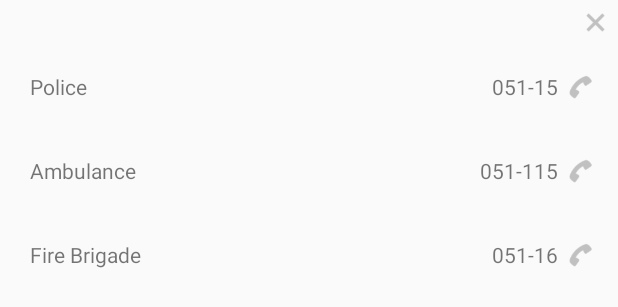
After one commit to codernaut/citizenconnect, an Android app: the layout fragment_emergency_contact.xml on its own in the app's theme, with its tools: preview values and no code run, on a phone screen of 412 x 824 dp. The commit adds this screen. Shown: the top 307 px of the screen. Run offline under Robolectric (Android 15) with nearby library versions, the phone set to English and light mode, and no system bars.

Commit message:
Emergency Contact Popup added
Emergency contacts are removed from menu and added in popup

```diff
--- /dev/null
+++ b/Android App/app/src/main/res/layout/fragment_emergency_contact.xml
@@ -0,0 +1,112 @@
+<LinearLayout xmlns:android="http://schemas.android.com/apk/res/android"
+    xmlns:tools="http://schemas.android.com/tools"
+    android:layout_width="match_parent"
+    android:layout_height="match_parent"
+    android:orientation="vertical"
+    tools:context="org.cfp.citizenconnect.Popups.EmergencyContactFragment">
+
+
+    <ImageButton
+        android:id="@+id/closeButton"
+        android:layout_width="30dp"
+        android:layout_height="30dp"
+        android:layout_gravity="right"
+        android:scaleType="fitCenter"
+        android:padding="5dp"
+        android:background="@android:color/transparent"
+        android:src="@android:drawable/ic_menu_close_clear_cancel"
+        android:tint="@color/darkGrey" />
+
+    <LinearLayout
+        android:id="@+id/ll_police"
+        android:layout_width="match_parent"
+        android:layout_height="?attr/actionBarSize"
+        android:gravity="center_vertical"
+        android:orientation="horizontal"
+        android:paddingLeft="20dp"
+        android:paddingRight="10dp">
+
+        <TextView
+            android:layout_width="wrap_content"
+            android:layout_height="wrap_content"
+            android:layout_weight="1"
+            android:text="@string/police_title" />
+
+        <TextView
+            android:id="@+id/police_number"
+            android:layout_width="wrap_content"
+            android:layout_height="wrap_content"
+            android:text="@string/police" />
+
+        <ImageView
+            android:layout_width="30dp"
+            android:layout_height="match_parent"
+            android:padding="5dp"
+            android:scaleType="fitCenter"
+            android:src="@android:drawable/ic_menu_call"
+            android:tint="@color/darkGrey" />
+
+    </LinearLayout>
+
+    <LinearLayout
+        android:id="@+id/ll_ambulance"
+        android:layout_width="match_parent"
+        android:layout_height="?attr/actionBarSize"
+        android:gravity="center_vertical"
+        android:orientation="horizontal"
+        android:paddingLeft="20dp"
+        android:paddingRight="10dp">
+
+        <TextView
+            android:layout_width="wrap_content"
+            android:layout_height="wrap_content"
+            android:layout_weight="1"
+            android:text="@string/ambulance_title" />
+
+        <TextView
+            android:id="@+id/ambulance_number"
+            android:layout_width="wrap_content"
+            android:layout_height="wrap_content"
+            android:text="@string/ambulance" />
+
+        <ImageView
+            android:layout_width="30dp"
+            android:layout_height="match_parent"
+            android:padding="5dp"
+            android:scaleType="fitCenter"
+            android:src="@android:drawable/ic_menu_call"
+            android:tint="@color/darkGrey" />
+
+    </LinearLayout>
+
+    <LinearLayout
+        android:id="@+id/ll_fire_brigade"
+        android:layout_width="match_parent"
+        android:layout_height="?attr/actionBarSize"
+        android:gravity="center_vertical"
+        android:orientation="horizontal"
+        android:paddingLeft="20dp"
+        android:paddingRight="10dp">
+
+        <TextView
+            android:layout_width="wrap_content"
+            android:layout_height="wrap_content"
+            android:layout_weight="1"
+            android:text="@string/fire_brigade_title" />
+
+        <TextView
+            android:id="@+id/fire_brigade_number"
+            android:layout_width="wrap_content"
+            android:layout_height="wrap_content"
+            android:text="@string/fireBrigade" />
+
+        <ImageView
+            android:layout_width="30dp"
+            android:layout_height="match_parent"
+            android:padding="5dp"
+            android:scaleType="fitCenter"
+            android:src="@android:drawable/ic_menu_call"
+            android:tint="@color/darkGrey" />
+
+    </LinearLayout>
+</LinearLayout>
--- a/Android App/app/src/main/res/values/strings.xml
+++ b/Android App/app/src/main/res/values/strings.xml
@@ -29,4 +29,8 @@
     <string name="no_internet_msg">No Internet Available</string>
     <string name="status_success">success</string>
     <string name="sendEmailURL">xxxx</string>
+    <string name="police_title">Police</string>
+    <string name="ambulance_title">Ambulance</string>
+    <string name="fire_brigade_title">Fire Brigade</string>
+
 </resources>
```
Also changed, not shown: Android App/app/src/main/java/org/cfp/citizenconnect/MainActivity.java (+22 -8 lines), Android App/app/src/main/java/org/cfp/citizenconnect/Popups/BaseFragment.java (added, +36 -0 lines), Android App/app/src/main/java/org/cfp/citizenconnect/Popups/EmergencyContactFragment.java (added, +101 -0 lines), Android App/app/src/main/res/menu/notification_menu.xml (+36 -22 lines).
